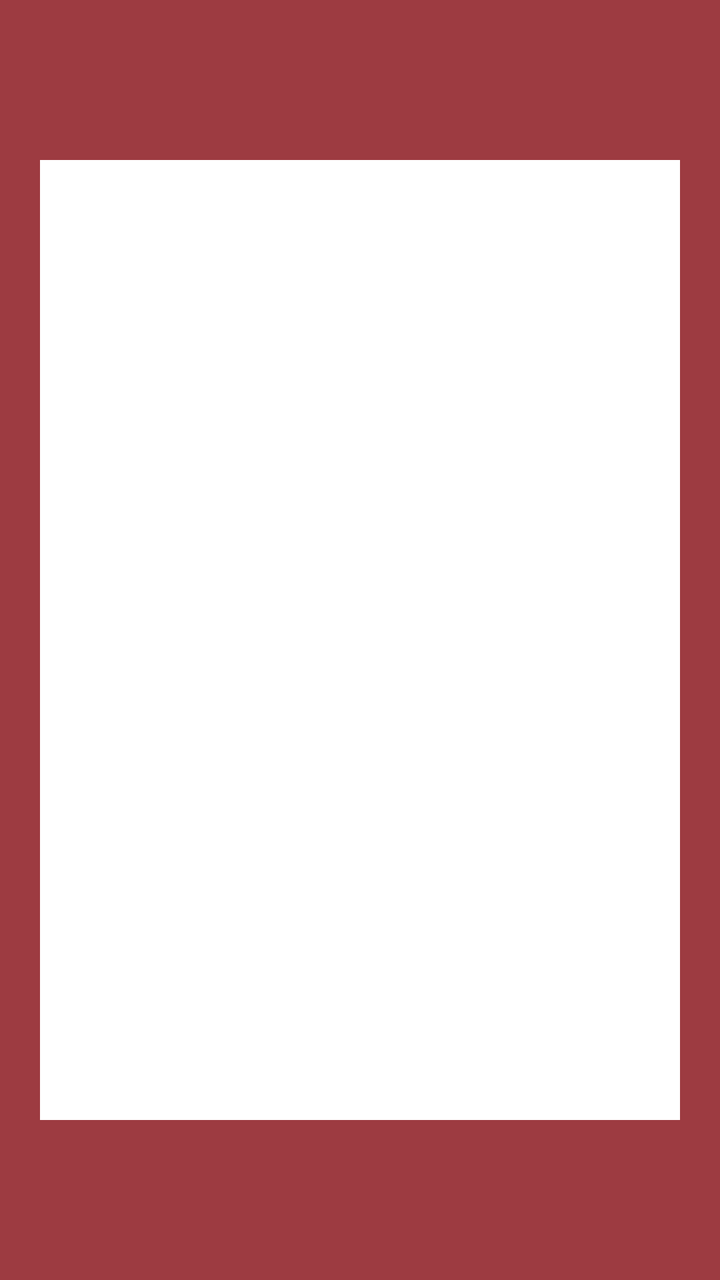
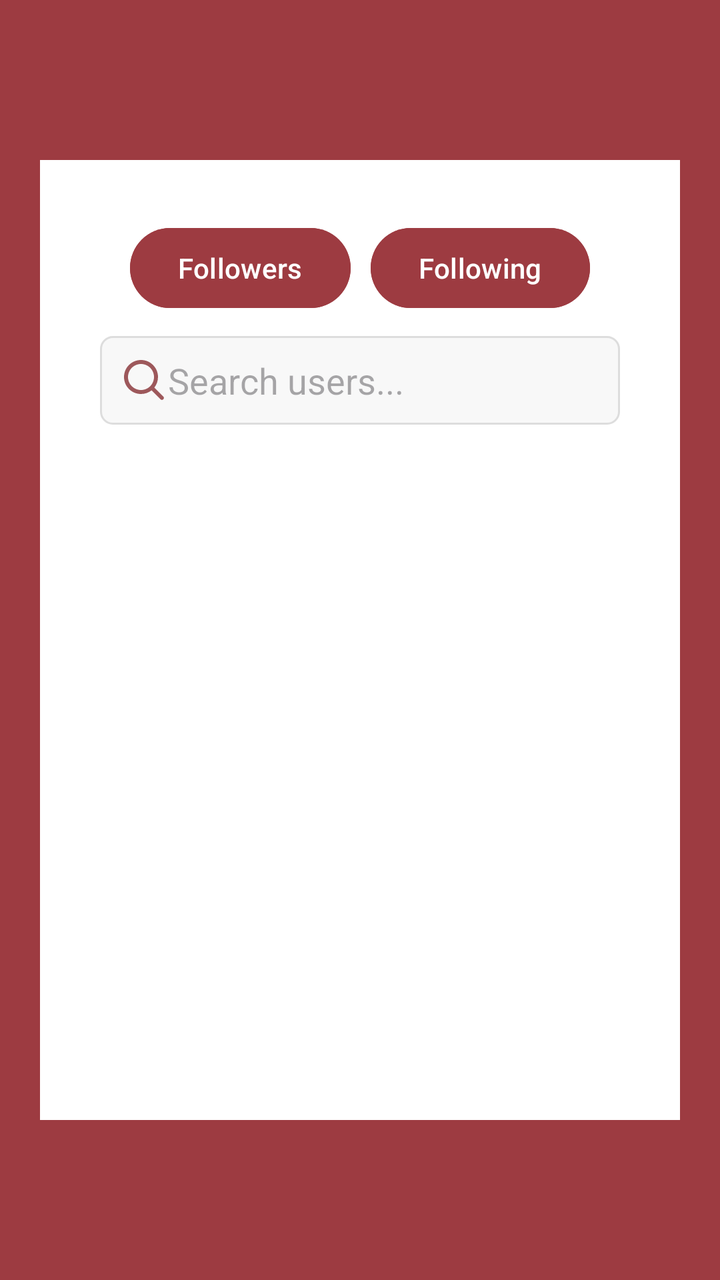

Two renders of the same Android screen: before a commit and after it. Below are the layout's source before the change and the commit's diff.
<!-- AndroidManifest.xml: application theme Theme._23I0761_23I0765 -->
<!-- res/layout/activity_friends.xml -->
<?xml version="1.0" encoding="utf-8"?>
<RelativeLayout xmlns:android="http://schemas.android.com/apk/res/android"
    xmlns:app="http://schemas.android.com/apk/res-auto"
    xmlns:tools="http://schemas.android.com/tools"
    android:id="@+id/main"
    android:layout_width="match_parent"
    android:layout_height="match_parent"
    tools:context=".friends"
    android:background="@color/SMD">

    <LinearLayout
        android:layout_width="match_parent"
        android:layout_height="match_parent"
        android:layout_marginVertical="80dp"
        android:layout_marginHorizontal="20dp"
        android:orientation="vertical"
        android:background="@color/white"
        android:padding="30dp">

        <androidx.recyclerview.widget.RecyclerView
            android:id="@+id/recycler"
            android:layout_width="match_parent"
            android:layout_height="0dp"
            android:layout_weight="1" />

        <TextView
            android:id="@+id/emptyView"
            android:layout_width="match_parent"
            android:layout_height="wrap_content"
            android:text="No other users found"
            android:gravity="center"
            android:padding="16dp"
            android:textStyle="bold"
            android:visibility="gone" />

    </LinearLayout>


</RelativeLayout>
<!-- resources referenced by this layout -->
<resources>
  <color name="SMD">#9D3B41</color>
  <color name="white">#FFFFFFFF</color>
  <style name="Theme._23I0761_23I0765" parent="Base.Theme._23I0761_23I0765" />
  <style name="Base.Theme._23I0761_23I0765" parent="Theme.Material3.DayNight.NoActionBar">
          
          
      </style>
</resources>

<!-- the commit's change to res/layout/activity_friends.xml (unified diff, before → after) -->
@@ -8,6 +8,7 @@
     tools:context=".friends"
     android:background="@color/SMD">
 
+
     <LinearLayout
         android:layout_width="match_parent"
         android:layout_height="match_parent"
@@ -16,6 +17,38 @@
         android:orientation="vertical"
         android:background="@color/white"
         android:padding="30dp">
+        <LinearLayout
+            android:layout_width="match_parent"
+            android:layout_height="wrap_content"
+            android:orientation="horizontal"
+            android:gravity="center"
+            android:layout_marginBottom="10dp">
+
+            <Button
+                android:id="@+id/btnFollowers"
+                android:layout_width="wrap_content"
+                android:layout_height="wrap_content"
+                android:text="Followers"
+                android:layout_marginEnd="10dp"
+                android:backgroundTint="@color/SMD" />
+
+            <Button
+                android:id="@+id/btnFollowing"
+                android:layout_width="wrap_content"
+                android:layout_height="wrap_content"
+                android:text="Following"
+                android:backgroundTint="@color/SMD" />
+        </LinearLayout>
+
+        <EditText
+            android:id="@+id/searchBar"
+            android:layout_width="match_parent"
+            android:layout_height="wrap_content"
+            android:hint="Search users..."
+            android:padding="10dp"
+            android:background="@drawable/edit_text"
+            android:drawableStart="@drawable/search"
+            android:layout_marginBottom="10dp"/>
 
         <androidx.recyclerview.widget.RecyclerView
             android:id="@+id/recycler"
<!-- resource entries referenced after the edit -->
@@ -2,6 +2,20 @@
 <resources>
   <color name="SMD">#9D3B41</color>
   <color name="white">#FFFFFFFF</color>
+  <!-- drawable edit_text (drawable) -->
+  <shape xmlns:android="http://schemas.android.com/apk/res/android"
+      android:shape="rectangle">
+      <solid android:color="#F8F8F8"/>
+      <stroke android:color="#DDDDDD" android:width="1dp"/>
+      <corners android:radius="6dp"/>
+      <padding android:left="8dp" android:top="8dp" android:right="8dp" android:bottom="8dp"/>
+  </shape>
+  <!-- drawable search (drawable) -->
+  <vector xmlns:android="http://schemas.android.com/apk/res/android" android:autoMirrored="true" android:height="24dp" android:viewportHeight="24" android:viewportWidth="24" android:width="24dp">
+        
+      <path android:fillColor="#9D585B" android:fillType="evenOdd" android:pathData="M15.762,17.176C14.314,18.318 12.487,19 10.5,19C5.806,19 2,15.194 2,10.5C2,5.806 5.806,2 10.5,2C15.194,2 19,5.806 19,10.5C19,12.487 18.318,14.314 17.176,15.762L21.657,20.243C22.047,20.633 22.047,21.266 21.657,21.657C21.266,22.047 20.633,22.047 20.243,21.657L15.762,17.176ZM17,10.5C17,14.09 14.09,17 10.5,17C6.91,17 4,14.09 4,10.5C4,6.91 6.91,4 10.5,4C14.09,4 17,6.91 17,10.5Z"/>
+      
+  </vector>
   <style name="Theme._23I0761_23I0765" parent="Base.Theme._23I0761_23I0765" />
   <style name="Base.Theme._23I0761_23I0765" parent="Theme.Material3.DayNight.NoActionBar">
           
